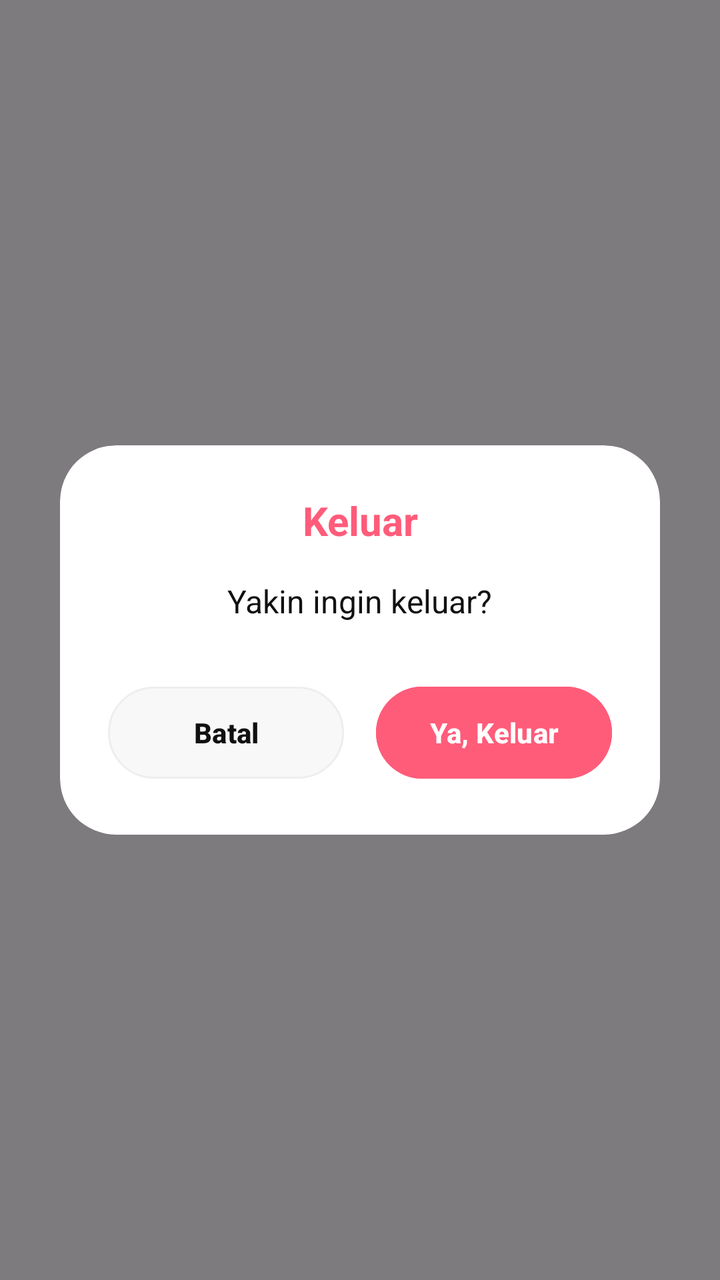
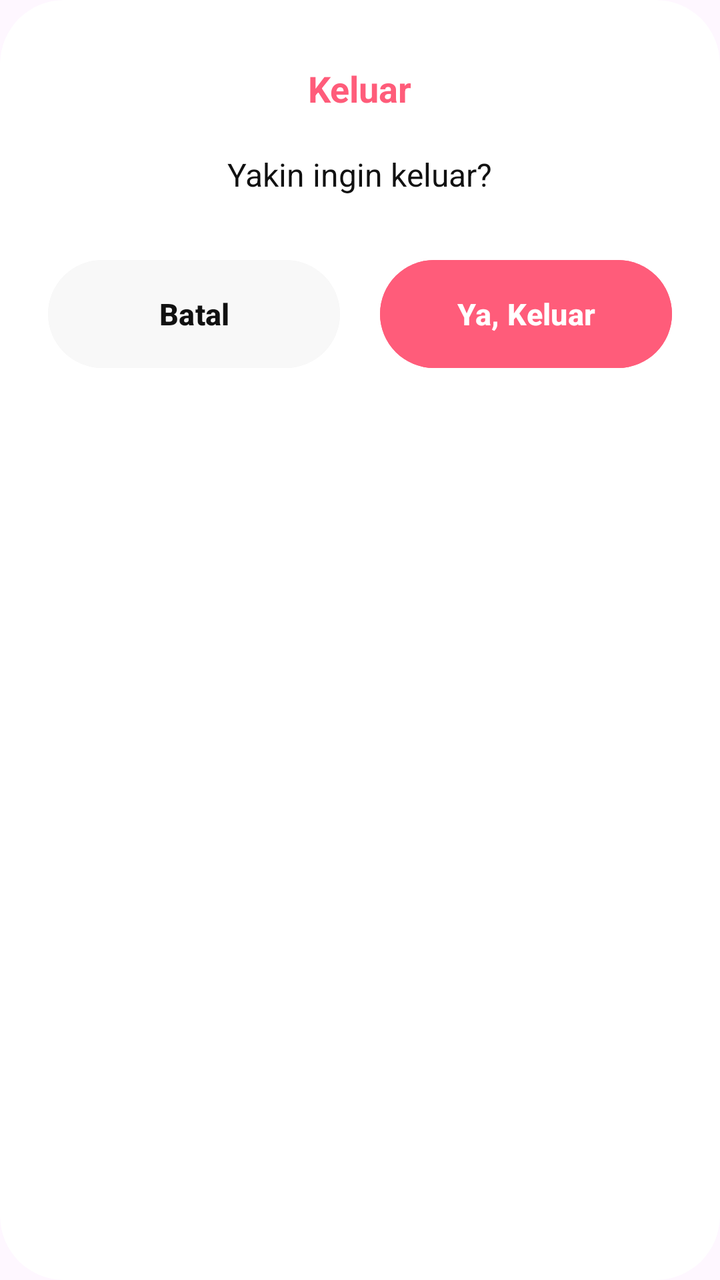

Screens rendered from an Android XML layout before and after an edit, with the pre-edit source and the edit as a unified diff.
<!-- AndroidManifest.xml: application theme Theme.TrackerSiklusMenstruasi -->
<!-- res/layout/dialog_logout.xml -->
<?xml version="1.0" encoding="utf-8"?>
<FrameLayout xmlns:android="http://schemas.android.com/apk/res/android"
    xmlns:app="http://schemas.android.com/apk/res-auto"
    android:layout_width="match_parent"
    android:layout_height="match_parent"
    android:background="#80000000"
    android:padding="20dp">

    <androidx.cardview.widget.CardView
        android:layout_width="300dp"
        android:layout_height="wrap_content"
        android:layout_gravity="center"
        app:cardCornerRadius="28dp"
        app:cardElevation="0dp"
        app:cardBackgroundColor="@color/white">

        <LinearLayout
            android:layout_width="match_parent"
            android:layout_height="wrap_content"
            android:orientation="vertical"
            android:padding="24dp"
            android:gravity="center">

            <TextView
                android:layout_width="wrap_content"
                android:layout_height="wrap_content"
                android:text="Keluar"
                android:textColor="@color/pink_main"
                android:textSize="20sp"
                android:textStyle="bold"
                android:gravity="center" />

            <TextView
                android:layout_width="wrap_content"
                android:layout_height="wrap_content"
                android:text="Yakin ingin keluar?"
                android:textColor="@color/black"
                android:textSize="16sp"
                android:layout_marginTop="16dp"
                android:layout_marginBottom="28dp"
                android:gravity="center" />

            <LinearLayout
                android:layout_width="match_parent"
                android:layout_height="wrap_content"
                android:orientation="horizontal"
                android:gravity="center">

                <com.google.android.material.button.MaterialButton
                    android:id="@+id/btnCancel"
                    android:layout_width="0dp"
                    android:layout_height="54dp"
                    android:layout_weight="1"
                    android:layout_marginEnd="8dp"
                    android:text="Batal"
                    android:textAllCaps="false"
                    android:textColor="@color/black"
                    android:textSize="14sp"
                    android:textStyle="bold"
                    android:backgroundTint="#F8F8F8"
                    app:cornerRadius="27dp"
                    app:elevation="0dp"
                    app:strokeColor="#EEEEEE"
                    app:strokeWidth="1dp" />

                <com.google.android.material.button.MaterialButton
                    android:id="@+id/btnLogout"
                    android:layout_width="0dp"
                    android:layout_height="54dp"
                    android:layout_weight="1"
                    android:layout_marginStart="8dp"
                    android:text="Ya, Keluar"
                    android:textAllCaps="false"
                    android:textColor="@color/white"
                    android:textSize="14sp"
                    android:textStyle="bold"
                    android:backgroundTint="@color/pink_main"
                    app:cornerRadius="27dp"
                    app:elevation="0dp" />

            </LinearLayout>
        </LinearLayout>
    </androidx.cardview.widget.CardView>
</FrameLayout>
<!-- resources referenced by this layout -->
<resources>
  <color name="black">#111111</color>
  <color name="pink_main">#FF5C7A</color>
  <color name="white">#FFFFFF</color>
  <style name="Theme.TrackerSiklusMenstruasi" parent="Base.Theme.TrackerSiklusMenstruasi">
          
          <item name="android:editTextColor">@color/pink_main</item>
          <item name="android:textColorPrimary">@color/pink_main</item>
      </style>
  <style name="Base.Theme.TrackerSiklusMenstruasi" parent="Theme.Material3.DayNight.NoActionBar">
          
          <item name="colorPrimary">@color/pink_main</item>
          <item name="colorControlNormal">@color/pink_main</item>
      </style>
</resources>

<!-- the commit's change to res/layout/dialog_logout.xml (unified diff, before → after) -->
@@ -1,84 +1,77 @@
 <?xml version="1.0" encoding="utf-8"?>
-<FrameLayout xmlns:android="http://schemas.android.com/apk/res/android"
+<androidx.cardview.widget.CardView xmlns:android="http://schemas.android.com/apk/res/android"
     xmlns:app="http://schemas.android.com/apk/res-auto"
-    android:layout_width="match_parent"
-    android:layout_height="match_parent"
-    android:background="#80000000"
-    android:padding="20dp">
+    android:layout_width="320dp"
+    android:layout_height="wrap_content"
+    app:cardCornerRadius="32dp"
+    app:cardElevation="0dp"
+    app:cardBackgroundColor="@color/white">
 
-    <androidx.cardview.widget.CardView
-        android:layout_width="300dp"
+    <LinearLayout
+        android:layout_width="match_parent"
         android:layout_height="wrap_content"
-        android:layout_gravity="center"
-        app:cardCornerRadius="28dp"
-        app:cardElevation="0dp"
-        app:cardBackgroundColor="@color/white">
+        android:orientation="vertical"
+        android:paddingHorizontal="24dp"
+        android:paddingVertical="32dp"
+        android:gravity="center">
+
+        <TextView
+            android:layout_width="wrap_content"
+            android:layout_height="wrap_content"
+            android:text="Keluar"
+            android:textColor="@color/pink_main"
+            android:textSize="18sp"
+            android:textStyle="bold" />
+
+        <TextView
+            android:layout_width="wrap_content"
+            android:layout_height="wrap_content"
+            android:layout_marginTop="20dp"
+            android:layout_marginBottom="32dp"
+            android:text="Yakin ingin keluar?"
+            android:textColor="@color/black"
+            android:textSize="16sp"
+            android:gravity="center" />
 
         <LinearLayout
             android:layout_width="match_parent"
             android:layout_height="wrap_content"
-            android:orientation="vertical"
-            android:padding="24dp"
-            android:gravity="center">
+            android:orientation="horizontal">
 
-            <TextView
-                android:layout_width="wrap_content"
-                android:layout_height="wrap_content"
-                android:text="Keluar"
-                android:textColor="@color/pink_main"
-                android:textSize="20sp"
+            <com.google.android.material.button.MaterialButton
+                android:id="@+id/btnCancel"
+                android:layout_width="0dp"
+                android:layout_height="54dp"
+                android:layout_weight="1"
+                android:layout_marginEnd="10dp"
+                android:backgroundTint="#F8F8F8"
+                android:text="Batal"
+                android:textAllCaps="false"
+                android:textColor="@color/black"
+                android:textSize="15sp"
                 android:textStyle="bold"
-                android:gravity="center" />
+                android:insetTop="0dp"
+                android:insetBottom="0dp"
+                app:cornerRadius="27dp"
+                app:elevation="0dp" />
 
-            <TextView
-                android:layout_width="wrap_content"
-                android:layout_height="wrap_content"
-                android:text="Yakin ingin keluar?"
-                android:textColor="@color/black"
-                android:textSize="16sp"
-                android:layout_marginTop="16dp"
-                android:layout_marginBottom="28dp"
-                android:gravity="center" />
+            <com.google.android.material.button.MaterialButton
+                android:id="@+id/btnLogout"
+                android:layout_width="0dp"
+                android:layout_height="54dp"
+                android:layout_weight="1"
+                android:layout_marginStart="10dp"
+                android:backgroundTint="@color/pink_main"
+                android:text="Ya, Keluar"
+                android:textAllCaps="false"
+                android:textColor="@color/white"
+                android:textSize="15sp"
+                android:textStyle="bold"
+                android:insetTop="0dp"
+                android:insetBottom="0dp"
+                app:cornerRadius="27dp"
+                app:elevation="0dp" />
 
-            <LinearLayout
-                android:layout_width="match_parent"
-                android:layout_height="wrap_content"
-                android:orientation="horizontal"
-                android:gravity="center">
-
-                <com.google.android.material.button.MaterialButton
-                    android:id="@+id/btnCancel"
-                    android:layout_width="0dp"
-                    android:layout_height="54dp"
-                    android:layout_weight="1"
-                    android:layout_marginEnd="8dp"
-                    android:text="Batal"
-                    android:textAllCaps="false"
-                    android:textColor="@color/black"
-                    android:textSize="14sp"
-                    android:textStyle="bold"
-                    android:backgroundTint="#F8F8F8"
-                    app:cornerRadius="27dp"
-                    app:elevation="0dp"
-                    app:strokeColor="#EEEEEE"
-                    app:strokeWidth="1dp" />
-
-                <com.google.android.material.button.MaterialButton
-                    android:id="@+id/btnLogout"
-                    android:layout_width="0dp"
-                    android:layout_height="54dp"
-                    android:layout_weight="1"
-                    android:layout_marginStart="8dp"
-                    android:text="Ya, Keluar"
-                    android:textAllCaps="false"
-                    android:textColor="@color/white"
-                    android:textSize="14sp"
-                    android:textStyle="bold"
-                    android:backgroundTint="@color/pink_main"
-                    app:cornerRadius="27dp"
-                    app:elevation="0dp" />
-
-            </LinearLayout>
         </LinearLayout>
-    </androidx.cardview.widget.CardView>
-</FrameLayout>
+    </LinearLayout>
+</androidx.cardview.widget.CardView>
<!-- resource entries referenced after the edit -->
@@ -7,6 +7,10 @@
           
           <item name="android:editTextColor">@color/pink_main</item>
           <item name="android:textColorPrimary">@color/pink_main</item>
+          <item name="android:navigationBarColor">@android:color/transparent</item>
+          <item name="android:windowTranslucentNavigation">true</item>
+          <item name="android:statusBarColor">@android:color/transparent</item>
+          <item name="android:windowLightStatusBar">true</item>
       </style>
   <style name="Base.Theme.TrackerSiklusMenstruasi" parent="Theme.Material3.DayNight.NoActionBar">
           
